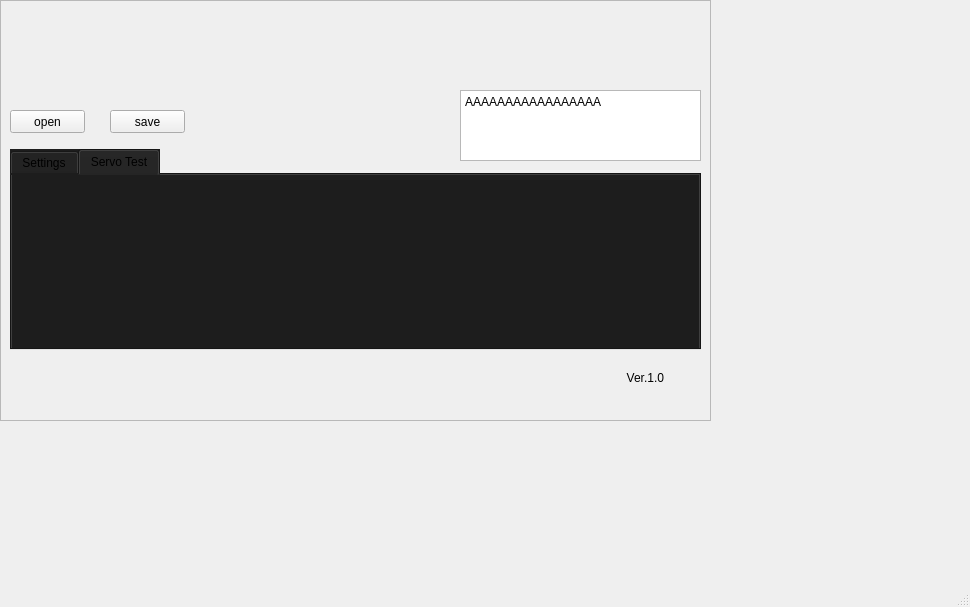
First picture: the form in HDclient/mainwindow.ui, repository lisi099/ServoFixtureAll, before the edit.
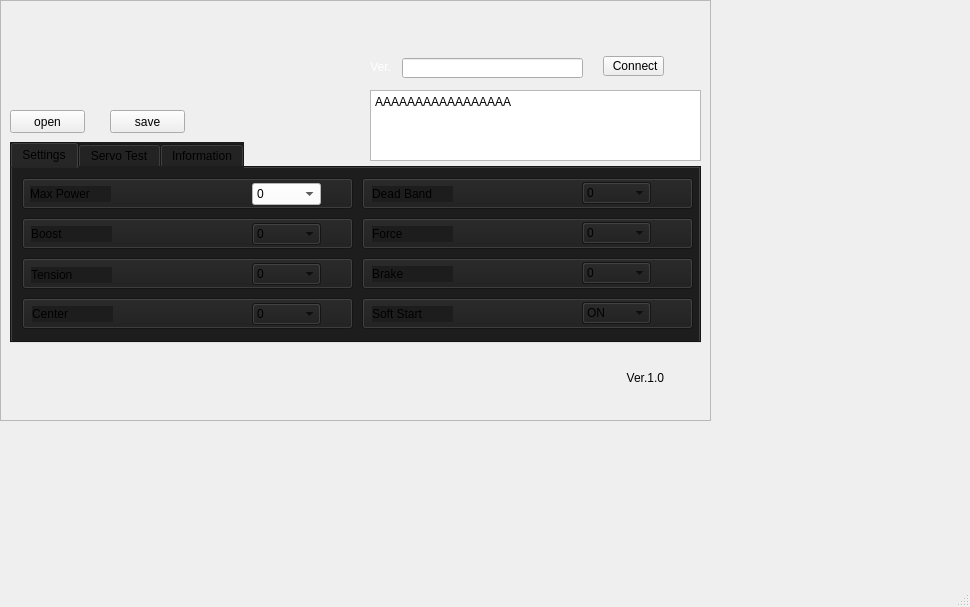
Second picture: the form after the edit. The open tabs and pages were chosen to show the change. Icons and pictures are not drawn.

Diff of the .ui file:
```diff
--- a/HDclient/mainwindow.ui
+++ b/HDclient/mainwindow.ui
@@ -18,7 +18,7 @@
     <property name="geometry">
      <rect>
       <x>10</x>
-      <y>149</y>
+      <y>142</y>
       <width>691</width>
       <height>201</height>
      </rect>
@@ -29,10 +29,732 @@
     <property name="currentIndex">
      <number>0</number>
     </property>
-    <widget class="QWidget" name="tab">
+    <widget class="QWidget" name="tab_2">
      <attribute name="title">
       <string>Settings</string>
      </attribute>
+     <widget class="QPushButton" name="pushButton_s1">
+      <property name="geometry">
+       <rect>
+        <x>10</x>
+        <y>10</y>
+        <width>331</width>
+        <height>31</height>
+       </rect>
+      </property>
+      <property name="minimumSize">
+       <size>
+        <width>0</width>
+        <height>13</height>
+       </size>
+      </property>
+      <property name="layoutDirection">
+       <enum>Qt::LeftToRight</enum>
+      </property>
+      <property name="text">
+       <string/>
+      </property>
+     </widget>
+     <widget class="QLabel" name="label_s1">
+      <property name="geometry">
+       <rect>
+        <x>18</x>
+        <y>18</y>
+        <width>81</width>
+        <height>16</height>
+       </rect>
+      </property>
+      <property name="text">
+       <string>Max Power</string>
+      </property>
+     </widget>
+     <widget class="QPushButton" name="pushButton_s2">
+      <property name="geometry">
+       <rect>
+        <x>10</x>
+        <y>50</y>
+        <width>331</width>
+        <height>31</height>
+       </rect>
+      </property>
+      <property name="layoutDirection">
+       <enum>Qt::LeftToRight</enum>
+      </property>
+      <property name="text">
+       <string/>
+      </property>
+     </widget>
+     <widget class="QPushButton" name="pushButton_s3">
+      <property name="geometry">
+       <rect>
+        <x>10</x>
+        <y>90</y>
+        <width>331</width>
+        <height>31</height>
+       </rect>
+      </property>
+      <property name="layoutDirection">
+       <enum>Qt::LeftToRight</enum>
+      </property>
+      <property name="text">
+       <string/>
+      </property>
+     </widget>
+     <widget class="QPushButton" name="pushButton_s4">
+      <property name="geometry">
+       <rect>
+        <x>10</x>
+        <y>130</y>
+        <width>331</width>
+        <height>31</height>
+       </rect>
+      </property>
+      <property name="layoutDirection">
+       <enum>Qt::LeftToRight</enum>
+      </property>
+      <property name="text">
+       <string/>
+      </property>
+     </widget>
+     <widget class="QPushButton" name="pushButton_s5">
+      <property name="geometry">
+       <rect>
+        <x>350</x>
+        <y>10</y>
+        <width>331</width>
+        <height>31</height>
+       </rect>
+      </property>
+      <property name="layoutDirection">
+       <enum>Qt::LeftToRight</enum>
+      </property>
+      <property name="text">
+       <string/>
+      </property>
+     </widget>
+     <widget class="QComboBox" name="comboBox_s1">
+      <property name="geometry">
+       <rect>
+        <x>240</x>
+        <y>15</y>
+        <width>69</width>
+        <height>22</height>
+       </rect>
+      </property>
+      <property name="styleSheet">
+       <string notr="true">background-color: rgb(255, 255, 255);
+color: rgb(0, 0, 0);</string>
+      </property>
+      <item>
+       <property name="text">
+        <string>0</string>
+       </property>
+      </item>
+      <item>
+       <property name="text">
+        <string>1</string>
+       </property>
+      </item>
+      <item>
+       <property name="text">
+        <string>2</string>
+       </property>
+      </item>
+      <item>
+       <property name="text">
+        <string>3</string>
+       </property>
+      </item>
+      <item>
+       <property name="text">
+        <string>4</string>
+       </property>
+      </item>
+      <item>
+       <property name="text">
+        <string>5</string>
+       </property>
+      </item>
+      <item>
+       <property name="text">
+        <string>6</string>
+       </property>
+      </item>
+      <item>
+       <property name="text">
+        <string>7</string>
+       </property>
+      </item>
+      <item>
+       <property name="text">
+        <string>8</string>
+       </property>
+      </item>
+      <item>
+       <property name="text">
+        <string>9</string>
+       </property>
+      </item>
+      <item>
+       <property name="text">
+        <string>10</string>
+       </property>
+      </item>
+     </widget>
+     <widget class="QComboBox" name="comboBox_s2">
+      <property name="geometry">
+       <rect>
+        <x>240</x>
+        <y>55</y>
+        <width>69</width>
+        <height>22</height>
+       </rect>
+      </property>
+      <item>
+       <property name="text">
+        <string>0</string>
+       </property>
+      </item>
+      <item>
+       <property name="text">
+        <string>1</string>
+       </property>
+      </item>
+      <item>
+       <property name="text">
+        <string>2</string>
+       </property>
+      </item>
+      <item>
+       <property name="text">
+        <string>3</string>
+       </property>
+      </item>
+      <item>
+       <property name="text">
+        <string>4</string>
+       </property>
+      </item>
+      <item>
+       <property name="text">
+        <string>5</string>
+       </property>
+      </item>
+      <item>
+       <property name="text">
+        <string>6</string>
+       </property>
+      </item>
+      <item>
+       <property name="text">
+        <string>7</string>
+       </property>
+      </item>
+      <item>
+       <property name="text">
+        <string>8</string>
+       </property>
+      </item>
+      <item>
+       <property name="text">
+        <string>9</string>
+       </property>
+      </item>
+      <item>
+       <property name="text">
+        <string>10</string>
+       </property>
+      </item>
+     </widget>
+     <widget class="QComboBox" name="comboBox_s3">
+      <property name="geometry">
+       <rect>
+        <x>240</x>
+        <y>95</y>
+        <width>69</width>
+        <height>22</height>
+       </rect>
+      </property>
+      <item>
+       <property name="text">
+        <string>0</string>
+       </property>
+      </item>
+      <item>
+       <property name="text">
+        <string>1</string>
+       </property>
+      </item>
+      <item>
+       <property name="text">
+        <string>2</string>
+       </property>
+      </item>
+      <item>
+       <property name="text">
+        <string>3</string>
+       </property>
+      </item>
+      <item>
+       <property name="text">
+        <string>4</string>
+       </property>
+      </item>
+      <item>
+       <property name="text">
+        <string>5</string>
+       </property>
+      </item>
+      <item>
+       <property name="text">
+        <string>6</string>
+       </property>
+      </item>
+      <item>
+       <property name="text">
+        <string>7</string>
+       </property>
+      </item>
+      <item>
+       <property name="text">
+        <string>8</string>
+       </property>
+      </item>
+      <item>
+       <property name="text">
+        <string>9</string>
+       </property>
+      </item>
+      <item>
+       <property name="text">
+        <string>10</string>
+       </property>
+      </item>
+     </widget>
+     <widget class="QComboBox" name="comboBox_s4">
+      <property name="geometry">
+       <rect>
+        <x>240</x>
+        <y>135</y>
+        <width>69</width>
+        <height>22</height>
+       </rect>
+      </property>
+      <item>
+       <property name="text">
+        <string>0</string>
+       </property>
+      </item>
+      <item>
+       <property name="text">
+        <string>1</string>
+       </property>
+      </item>
+      <item>
+       <property name="text">
+        <string>2</string>
+       </property>
+      </item>
+      <item>
+       <property name="text">
+        <string>3</string>
+       </property>
+      </item>
+      <item>
+       <property name="text">
+        <string>4</string>
+       </property>
+      </item>
+      <item>
+       <property name="text">
+        <string>5</string>
+       </property>
+      </item>
+      <item>
+       <property name="text">
+        <string>6</string>
+       </property>
+      </item>
+      <item>
+       <property name="text">
+        <string>7</string>
+       </property>
+      </item>
+      <item>
+       <property name="text">
+        <string>8</string>
+       </property>
+      </item>
+      <item>
+       <property name="text">
+        <string>9</string>
+       </property>
+      </item>
+      <item>
+       <property name="text">
+        <string>10</string>
+       </property>
+      </item>
+     </widget>
+     <widget class="QPushButton" name="pushButton_s6">
+      <property name="geometry">
+       <rect>
+        <x>350</x>
+        <y>50</y>
+        <width>331</width>
+        <height>31</height>
+       </rect>
+      </property>
+      <property name="layoutDirection">
+       <enum>Qt::LeftToRight</enum>
+      </property>
+      <property name="text">
+       <string/>
+      </property>
+     </widget>
+     <widget class="QPushButton" name="pushButton_s7">
+      <property name="geometry">
+       <rect>
+        <x>350</x>
+        <y>90</y>
+        <width>331</width>
+        <height>31</height>
+       </rect>
+      </property>
+      <property name="layoutDirection">
+       <enum>Qt::LeftToRight</enum>
+      </property>
+      <property name="text">
+       <string/>
+      </property>
+     </widget>
+     <widget class="QPushButton" name="pushButton_s8">
+      <property name="geometry">
+       <rect>
+        <x>350</x>
+        <y>130</y>
+        <width>331</width>
+        <height>31</height>
+       </rect>
+      </property>
+      <property name="layoutDirection">
+       <enum>Qt::LeftToRight</enum>
+      </property>
+      <property name="text">
+       <string/>
+      </property>
+     </widget>
+     <widget class="QComboBox" name="comboBox_s6">
+      <property name="geometry">
+       <rect>
+        <x>570</x>
+        <y>54</y>
+        <width>69</width>
+        <height>22</height>
+       </rect>
+      </property>
+      <item>
+       <property name="text">
+        <string>0</string>
+       </property>
+      </item>
+      <item>
+       <property name="text">
+        <string>1</string>
+       </property>
+      </item>
+      <item>
+       <property name="text">
+        <string>2</string>
+       </property>
+      </item>
+      <item>
+       <property name="text">
+        <string>3</string>
+       </property>
+      </item>
+      <item>
+       <property name="text">
+        <string>4</string>
+       </property>
+      </item>
+      <item>
+       <property name="text">
+        <string>5</string>
+       </property>
+      </item>
+      <item>
+       <property name="text">
+        <string>6</string>
+       </property>
+      </item>
+      <item>
+       <property name="text">
+        <string>7</string>
+       </property>
+      </item>
+      <item>
+       <property name="text">
+        <string>8</string>
+       </property>
+      </item>
+      <item>
+       <property name="text">
+        <string>9</string>
+       </property>
+      </item>
+      <item>
+       <property name="text">
+        <string>10</string>
+       </property>
+      </item>
+     </widget>
+     <widget class="QComboBox" name="comboBox_s5">
+      <property name="geometry">
+       <rect>
+        <x>570</x>
+        <y>14</y>
+        <width>69</width>
+        <height>22</height>
+       </rect>
+      </property>
+      <item>
+       <property name="text">
+        <string>0</string>
+       </property>
+      </item>
+      <item>
+       <property name="text">
+        <string>1</string>
+       </property>
+      </item>
+      <item>
+       <property name="text">
+        <string>2</string>
+       </property>
+      </item>
+      <item>
+       <property name="text">
+        <string>3</string>
+       </property>
+      </item>
+      <item>
+       <property name="text">
+        <string>4</string>
+       </property>
+      </item>
+      <item>
+       <property name="text">
+        <string>5</string>
+       </property>
+      </item>
+      <item>
+       <property name="text">
+        <string>6</string>
+       </property>
+      </item>
+      <item>
+       <property name="text">
+        <string>7</string>
+       </property>
+      </item>
+      <item>
+       <property name="text">
+        <string>8</string>
+       </property>
+      </item>
+      <item>
+       <property name="text">
+        <string>9</string>
+       </property>
+      </item>
+      <item>
+       <property name="text">
+        <string>10</string>
+       </property>
+      </item>
+     </widget>
+     <widget class="QComboBox" name="comboBox_s8">
+      <property name="geometry">
+       <rect>
+        <x>570</x>
+        <y>134</y>
+        <width>69</width>
+        <height>22</height>
+       </rect>
+      </property>
+      <item>
+       <property name="text">
+        <string>ON</string>
+       </property>
+      </item>
+      <item>
+       <property name="text">
+        <string>OFF</string>
+       </property>
+      </item>
+     </widget>
+     <widget class="QComboBox" name="comboBox_s7">
+      <property name="geometry">
+       <rect>
+        <x>570</x>
+        <y>94</y>
+        <width>69</width>
+        <height>22</height>
+       </rect>
+      </property>
+      <item>
+       <property name="text">
+        <string>0</string>
+       </property>
+      </item>
+      <item>
+       <property name="text">
+        <string>1</string>
+       </property>
+      </item>
+      <item>
+       <property name="text">
+        <string>2</string>
+       </property>
+      </item>
+      <item>
+       <property name="text">
+        <string>3</string>
+       </property>
+      </item>
+      <item>
+       <property name="text">
+        <string>4</string>
+       </property>
+      </item>
+      <item>
+       <property name="text">
+        <string>5</string>
+       </property>
+      </item>
+      <item>
+       <property name="text">
+        <string>6</string>
+       </property>
+      </item>
+      <item>
+       <property name="text">
+        <string>7</string>
+       </property>
+      </item>
+      <item>
+       <property name="text">
+        <string>8</string>
+       </property>
+      </item>
+      <item>
+       <property name="text">
+        <string>9</string>
+       </property>
+      </item>
+      <item>
+       <property name="text">
+        <string>10</string>
+       </property>
+      </item>
+     </widget>
+     <widget class="QLabel" name="label_s2">
+      <property name="geometry">
+       <rect>
+        <x>19</x>
+        <y>58</y>
+        <width>81</width>
+        <height>16</height>
+       </rect>
+      </property>
+      <property name="text">
+       <string>Boost</string>
+      </property>
+     </widget>
+     <widget class="QLabel" name="label_s3">
+      <property name="geometry">
+       <rect>
+        <x>19</x>
+        <y>99</y>
+        <width>81</width>
+        <height>16</height>
+       </rect>
+      </property>
+      <property name="text">
+       <string>Tension</string>
+      </property>
+     </widget>
+     <widget class="QLabel" name="label_s4">
+      <property name="geometry">
+       <rect>
+        <x>20</x>
+        <y>138</y>
+        <width>81</width>
+        <height>16</height>
+       </rect>
+      </property>
+      <property name="text">
+       <string>Center</string>
+      </property>
+     </widget>
+     <widget class="QLabel" name="label_s5">
+      <property name="geometry">
+       <rect>
+        <x>360</x>
+        <y>18</y>
+        <width>81</width>
+        <height>16</height>
+       </rect>
+      </property>
+      <property name="text">
+       <string>Dead Band</string>
+      </property>
+     </widget>
+     <widget class="QLabel" name="label_s6">
+      <property name="geometry">
+       <rect>
+        <x>360</x>
+        <y>58</y>
+        <width>81</width>
+        <height>16</height>
+       </rect>
+      </property>
+      <property name="text">
+       <string>Force</string>
+      </property>
+     </widget>
+     <widget class="QLabel" name="label_s7">
+      <property name="geometry">
+       <rect>
+        <x>360</x>
+        <y>98</y>
+        <width>81</width>
+        <height>16</height>
+       </rect>
+      </property>
+      <property name="text">
+       <string>Brake</string>
+      </property>
+     </widget>
+     <widget class="QLabel" name="label_s8">
+      <property name="geometry">
+       <rect>
+        <x>360</x>
+        <y>138</y>
+        <width>81</width>
+        <height>16</height>
+       </rect>
+      </property>
+      <property name="text">
+       <string>Soft Start</string>
+      </property>
+     </widget>
+    </widget>
+    <widget class="QWidget" name="tab">
+     <attribute name="title">
+      <string>Servo Test</string>
+     </attribute>
      <widget class="QDial" name="dial">
       <property name="geometry">
        <rect>
@@ -220,9 +942,9 @@
       </property>
      </widget>
     </widget>
-    <widget class="QWidget" name="tab_2">
+    <widget class="QWidget" name="tab_3">
      <attribute name="title">
-      <string>Servo Test</string>
+      <string>Information</string>
      </attribute>
     </widget>
    </widget>
@@ -288,9 +1010,9 @@
    <widget class="QTextEdit" name="textEdit">
     <property name="geometry">
      <rect>
-      <x>460</x>
+      <x>370</x>
       <y>90</y>
-      <width>241</width>
+      <width>331</width>
       <height>71</height>
      </rect>
     </property>
@@ -302,6 +1024,45 @@
 &lt;p style=&quot; margin-top:0px; margin-bottom:0px; margin-left:0px; margin-right:0px; -qt-block-indent:0; text-indent:0px;&quot;&gt;AAAAAAAAAAAAAAAAA&lt;/p&gt;&lt;/body&gt;&lt;/html&gt;</string>
     </property>
    </widget>
+   <widget class="QPushButton" name="pushButton_connect">
+    <property name="geometry">
+     <rect>
+      <x>603</x>
+      <y>56</y>
+      <width>61</width>
+      <height>20</height>
+     </rect>
+    </property>
+    <property name="text">
+     <string> Connect</string>
+    </property>
+   </widget>
+   <widget class="QLineEdit" name="lineEdit">
+    <property name="geometry">
+     <rect>
+      <x>402</x>
+      <y>58</y>
+      <width>181</width>
+      <height>20</height>
+     </rect>
+    </property>
+   </widget>
+   <widget class="QLabel" name="label">
+    <property name="geometry">
+     <rect>
+      <x>367</x>
+      <y>59</y>
+      <width>31</width>
+      <height>16</height>
+     </rect>
+    </property>
+    <property name="styleSheet">
+     <string notr="true">color: rgb(255, 255, 255);</string>
+    </property>
+    <property name="text">
+     <string> Ver.</string>
+    </property>
+   </widget>
    <zorder>frame</zorder>
    <zorder>tabWidget</zorder>
    <zorder>pushButton_save</zorder>
```
Left out of the diff: 129 changed lines with no effect on the pictures.
